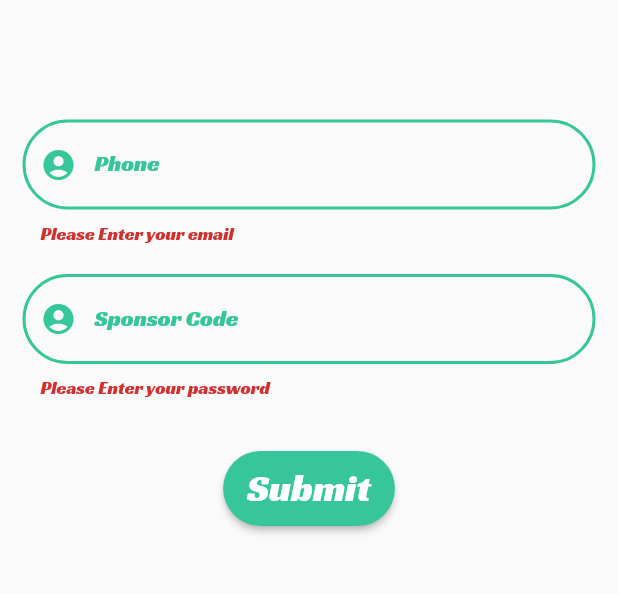
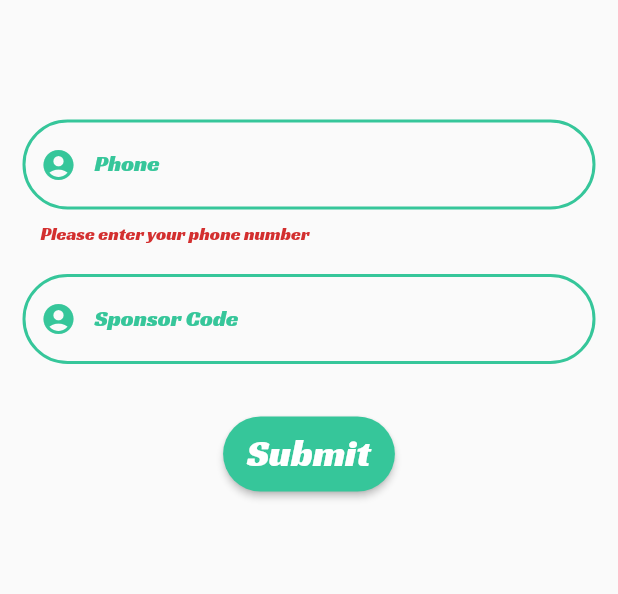
Before and after one commit to sanudutta45/rainbowkart, a Flutter app: the screen it shows after launch, after a tap on "Submit", on a phone screen of 412 x 824 dp, the part 362-956 px from its top. Run offline on Flutter 3.47's test engine with Material 2 defaults, Android fonts, the phone set to English and light mode, and no system bars; our stand-ins replace pin_code_fields; missing offline and left inert: cloud_firestore_web, firebase_auth_web, firebase_core_web; accounts and stored records are empty.

Commit message:
routing added

```diff
--- a/lib/constants/constants.dart
+++ b/lib/constants/constants.dart
@@ -4,3 +4,5 @@ const String PasswordNotEntered = "Please Enter your password";
 const String PasswordNotValid = "Please enter valid password";
 const String ComfirmPasswordNotEntered = "Please Enter confirm password";
 const String PasswordNotMatched = "Confirm password not matched";
+const String PhoneNumberNotEntered = "Please enter your phone number";
+const String PhoneNumberNotValid = "Please enter a valid Phone number";
--- a/lib/main.dart
+++ b/lib/main.dart
@@ -1,6 +1,7 @@
 import 'package:flutter/material.dart';
-import 'package:ranbowkart/screens/otp.dart';
-import 'package:ranbowkart/screens/signin.dart';
+import 'package:ranbowkart/screens/routes.dart' as routes;
+// import 'package:ranbowkart/screens/otp.dart';
+// import 'package:ranbowkart/screens/signin.dart';
 //import 'package:ranbowkart/screens/register.dart';
 //import 'package:ranbowkart/screens/splash.dart';
 //import 'package:ranbowkart/screens/signin.dart';
@@ -18,10 +19,8 @@ class MyApp extends StatelessWidget {
       debugShowCheckedModeBanner: false,
       theme: ThemeData(
           fontFamily: 'Racing Sans One', backgroundColor: Colors.white),
-      // home: Splash(),
-      home: Xyz(),
-      // home: Register(),
-      // home: Otp(),
+      onGenerateRoute: routes.generateRoute,
+      initialRoute: "login",
     );
   }
 }
--- a/lib/mixins/validationMixins.dart
+++ b/lib/mixins/validationMixins.dart
@@ -7,4 +7,6 @@ mixin InputValidationMixin {
 
   bool isConfirmPasswordMatch(String password, String comfirmPassword) =>
       password == comfirmPassword;
+
+  bool isPhoneNumberValid(String phoneNumber) => phoneNumber.length == 10;
 }
--- /dev/null
+++ b/lib/screens/notFound.dart
@@ -0,0 +1,12 @@
+import 'package:flutter/material.dart';
+
+class NotFound extends StatelessWidget {
+  const NotFound({ Key? key }) : super(key: key);
+
+  @override
+  Widget build(BuildContext context) {
+    return Container(
+      child: Text("Page not Found"),
+    );
+  }
+}
--- a/lib/screens/otp.dart
+++ b/lib/screens/otp.dart
@@ -4,6 +4,9 @@ import 'package:flutter/material.dart';
 import 'package:pin_code_fields/pin_code_fields.dart';
 
 class Otp extends StatelessWidget {
+  final String phoneNumber;
+
+  const Otp({Key? key, required this.phoneNumber}) : super(key: key);
   @override
   Widget build(BuildContext context) {
     return Scaffold(
@@ -29,7 +32,7 @@ class Otp extends StatelessWidget {
               // height: 120,
             ),
             SizedBox(height: 10),
-            OtpForm("+880210439")
+            OtpForm(phoneNumber: phoneNumber)
           ],
         ),
       ),
@@ -42,7 +45,7 @@ class OtpForm extends StatefulWidget {
 
   final String phoneNumber;
 
-  OtpForm(this.phoneNumber);
+  OtpForm({required this.phoneNumber});
 
   @override
   _OtpFormState createState() => _OtpFormState();
--- /dev/null
+++ b/lib/screens/routes.dart
@@ -0,0 +1,19 @@
+import 'package:flutter/material.dart';
+import 'package:ranbowkart/screens/notFound.dart';
+import 'package:ranbowkart/screens/otp.dart';
+import 'package:ranbowkart/screens/signin.dart';
+import 'package:ranbowkart/screens/splash.dart';
+
+Route<dynamic> generateRoute(RouteSettings settings) {
+  switch (settings.name) {
+    case '/':
+      return MaterialPageRoute(builder: (context) => Splash());
+    case 'login':
+      return MaterialPageRoute(builder: (context) => SignIn());
+    case 'otp':
+      String phoneNumber = settings.arguments.toString();
+      return MaterialPageRoute(builder: (context) => Otp(phoneNumber: phoneNumber));
+    default:
+      return MaterialPageRoute(builder: (context) => NotFound());
+  }
+}
--- a/lib/screens/signin.dart
+++ b/lib/screens/signin.dart
@@ -2,7 +2,7 @@ import 'package:flutter/material.dart';
 import 'package:ranbowkart/mixins/validationMixins.dart';
 import 'package:ranbowkart/constants/constants.dart';
 
-class Xyz extends StatelessWidget {
+class SignIn extends StatelessWidget {
   @override
   Widget build(BuildContext context) {
     return Scaffold(
@@ -42,8 +42,8 @@ class AppSignIn extends StatefulWidget {
 
 class _AppSignInState extends State<AppSignIn> with InputValidationMixin {
   final GlobalKey<FormState> _formKey = GlobalKey<FormState>();
-  late String email;
-  late String password;
+  late String phoneNumber;
+  late String sponsorCode;
 
   @override
   Widget build(BuildContext context) {
@@ -54,12 +54,12 @@ class _AppSignInState extends State<AppSignIn> with InputValidationMixin {
             padding: EdgeInsets.all(10),
             child: TextFormField(
               keyboardType: TextInputType.phone,
-              onChanged: (value) => email = value,
+              onChanged: (value) => phoneNumber = value,
               validator: (value) {
                 if (value == null || value.isEmpty) {
-                  return EmailNotEntered;
-                } else if (isEmailValid(value)) {
-                  return EmailNotValid;
+                  return PhoneNumberNotEntered;
+                } else if (!isPhoneNumberValid(value)) {
+                  return PhoneNumberNotValid;
                 }
 
                 return null;
@@ -94,15 +94,9 @@ class _AppSignInState extends State<AppSignIn> with InputValidationMixin {
           Container(
             padding: EdgeInsets.all(10),
             child: TextFormField(
-              obscureText: true,
-              keyboardType: TextInputType.phone,
-              onChanged: (value) => email = value,
+              keyboardType: TextInputType.number,
+              onChanged: (value) => sponsorCode = value,
               validator: (value) {
-                if (value == null || value.isEmpty) {
-                  return PasswordNotEntered;
-                } else if (isPasswordValid(value)) {
-                  return PasswordNotValid;
-                }
                 return null;
               },
               decoration: InputDecoration(
@@ -162,6 +156,8 @@ class _AppSignInState extends State<AppSignIn> with InputValidationMixin {
                 onPressed: () {
                   if (_formKey.currentState!.validate()) {
                     _formKey.currentState!.save();
+                    Navigator.pushNamed(context, "otp",
+                        arguments: phoneNumber);
                   }
                 },
               )),
```
